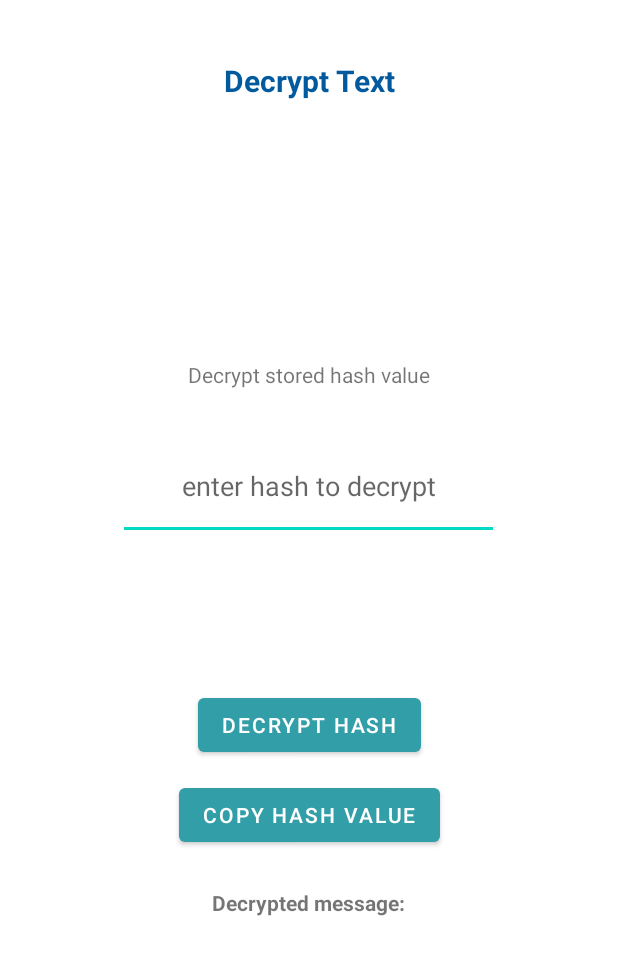
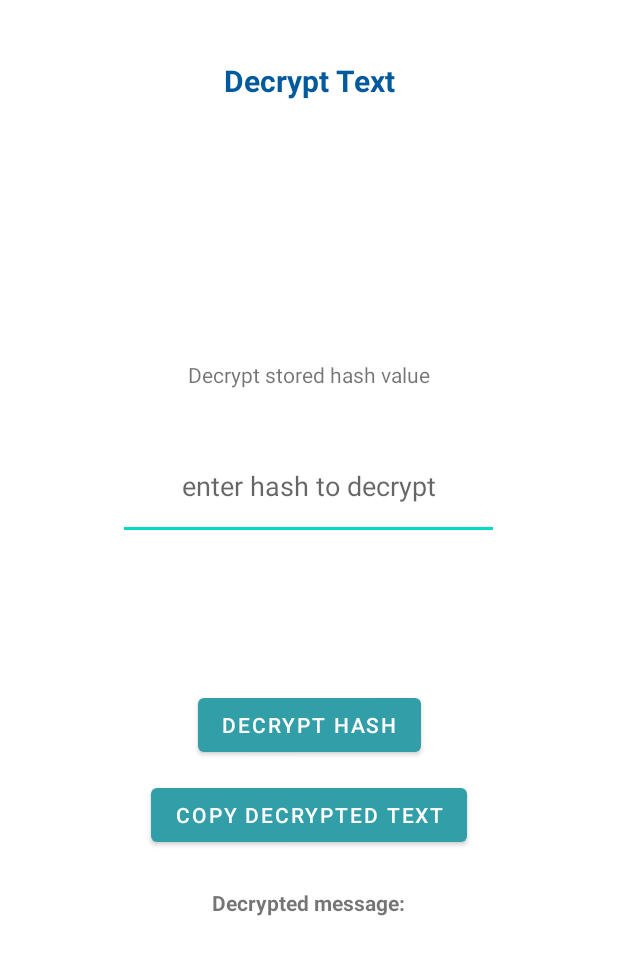
Before and after one commit to panosbabo/HashCryptic, an Android app: the DecryptText screen opened directly, with no data from a screen before it, on a phone screen of 412 x 824 dp. Shown: the top 955 px of the screen. Run offline under Robolectric (Android 15) with nearby library versions, the phone set to English and light mode, and no system bars.

Commit message:
Minor fixes

```diff
--- a/app/src/main/res/layout/activity_decrypt_text.xml
+++ b/app/src/main/res/layout/activity_decrypt_text.xml
@@ -64,7 +64,7 @@
         android:layout_width="wrap_content"
         android:layout_height="wrap_content"
         android:layout_marginTop="12dp"
-        android:text="Copy Hash Value"
+        android:text="Copy Decrypted Text"
         app:layout_constraintEnd_toEndOf="parent"
         app:layout_constraintStart_toStartOf="parent"
         app:layout_constraintTop_toBottomOf="@+id/buttonDecrypt" />
```
